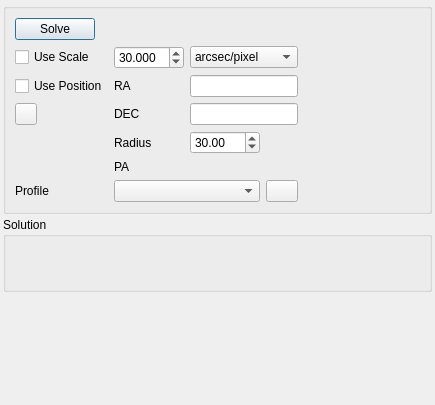
Qt form kstars/fitsviewer/platesolve.ui (KDE/kstars) before a commit.
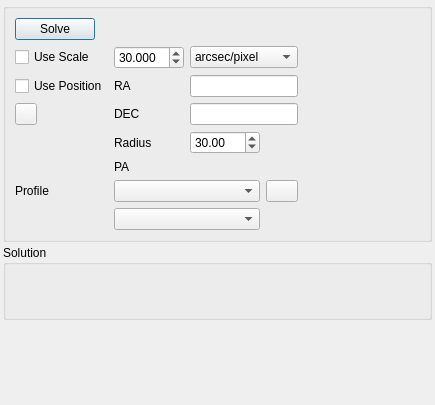
The same form after that commit. Icons and pictures are not drawn. Custom widgets are drawn as their Qt base class.

Commit message: Choose profiles from any module in FITS Viewer solver

The edit to the form file:
```diff
--- a/kstars/fitsviewer/platesolve.ui
+++ b/kstars/fitsviewer/platesolve.ui
@@ -389,6 +389,28 @@
         </property>
        </widget>
       </item>
+      <item row="10" column="1" colspan="2">
+       <widget class="QComboBox" name="kcfg_FitsSolverModule">
+        <property name="sizePolicy">
+         <sizepolicy hsizetype="Minimum" vsizetype="Fixed">
+          <horstretch>0</horstretch>
+          <verstretch>0</verstretch>
+         </sizepolicy>
+        </property>
+        <property name="maximumSize">
+         <size>
+          <width>150</width>
+          <height>16777215</height>
+         </size>
+        </property>
+        <property name="toolTip">
+         <string>Selects the module from which Options Profiles are taken to use for plate solving</string>
+        </property>
+        <property name="currentIndex">
+         <number>0</number>
+        </property>
+       </widget>
+      </item>
       <item row="9" column="3">
        <widget class="QPushButton" name="editAlignProfile">
         <property name="sizePolicy">
```
Left out of the diff: 11 changed lines with no effect on the pictures. The commit also changes 7 other files.
